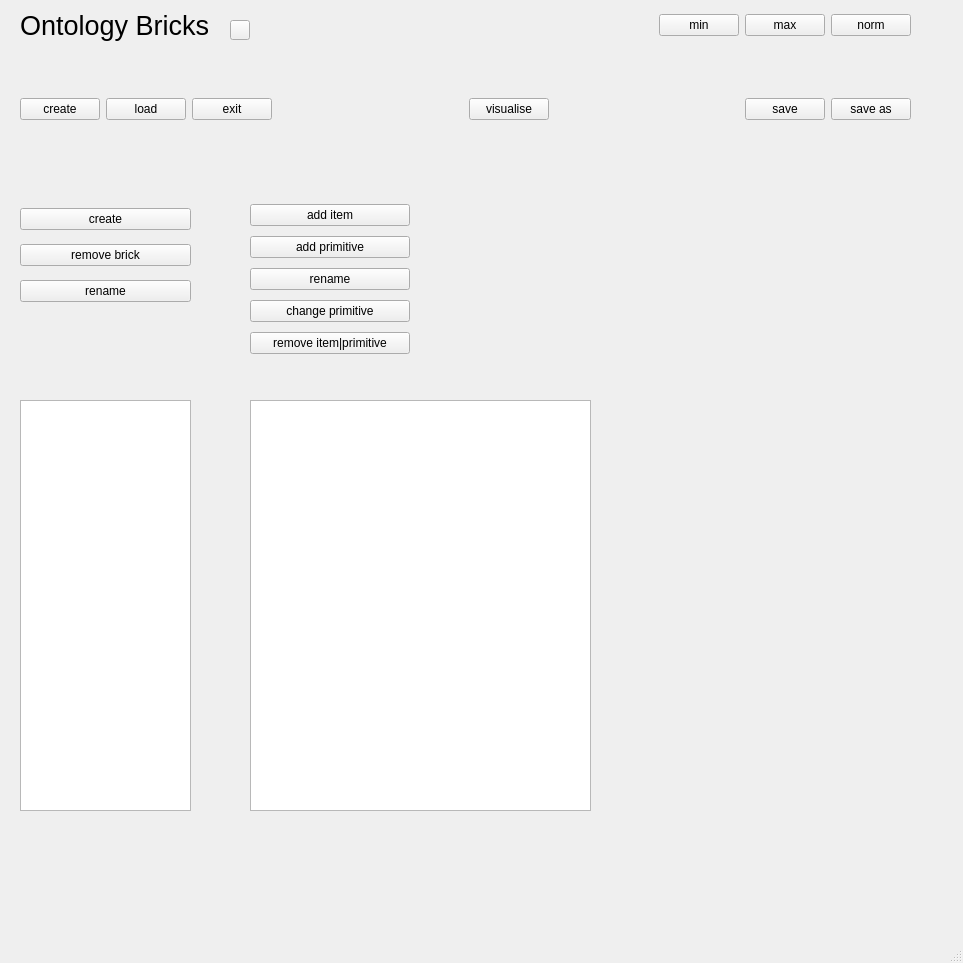
heinz-preisig/PeriConto_generic, file src/BricksSchemata_gui.ui: the form before one commit.
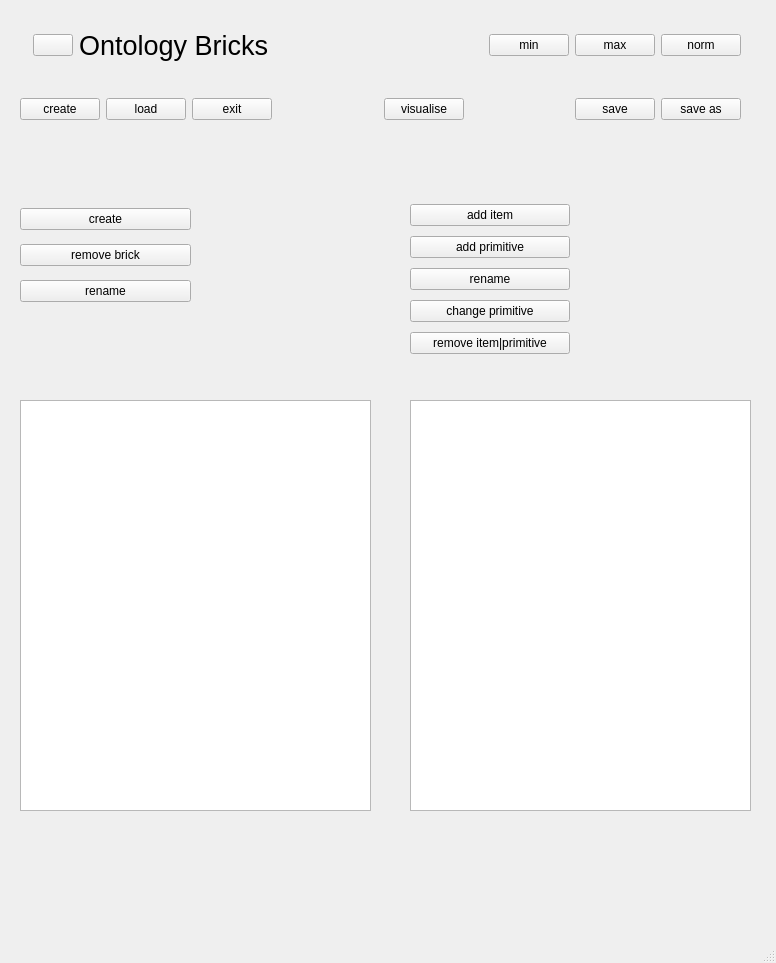
The form after the commit.

What changed in the file:
```diff
--- a/src/BricksSchemata_gui.ui
+++ b/src/BricksSchemata_gui.ui
@@ -6,7 +6,7 @@
    <rect>
     <x>0</x>
     <y>0</y>
-    <width>963</width>
+    <width>776</width>
     <height>963</height>
    </rect>
   </property>
@@ -23,13 +23,58 @@
    <widget class="QWidget" name="horizontalLayoutWidget_2">
     <property name="geometry">
      <rect>
-      <x>560</x>
-      <y>0</y>
-      <width>351</width>
+      <x>20</x>
+      <y>20</y>
+      <width>721</width>
       <height>51</height>
      </rect>
     </property>
     <layout class="QHBoxLayout" name="horizontalLayout_2">
+     <item>
+      <widget class="QLabel" name="labelProject">
+       <property name="text">
+        <string/>
+       </property>
+      </widget>
+     </item>
+     <item>
+      <widget class="QPushButton" name="LED">
+       <property name="sizePolicy">
+        <sizepolicy hsizetype="Fixed" vsizetype="Fixed">
+         <horstretch>20</horstretch>
+         <verstretch>20</verstretch>
+        </sizepolicy>
+       </property>
+       <property name="text">
+        <string/>
+       </property>
+      </widget>
+     </item>
+     <item>
+      <widget class="QLabel" name="label">
+       <property name="font">
+        <font>
+         <pointsize>20</pointsize>
+        </font>
+       </property>
+       <property name="text">
+        <string>Ontology Bricks</string>
+       </property>
+      </widget>
+     </item>
+     <item>
+      <spacer name="horizontalSpacer">
+       <property name="orientation">
+        <enum>Qt::Horizontal</enum>
+       </property>
+       <property name="sizeHint" stdset="0">
+        <size>
+         <width>40</width>
+         <height>20</height>
+        </size>
+       </property>
+      </spacer>
+     </item>
      <item>
       <spacer name="horizontalSpacer_11">
        <property name="orientation">
@@ -71,7 +116,7 @@
      <rect>
       <x>20</x>
       <y>84</y>
-      <width>891</width>
+      <width>721</width>
       <height>51</height>
      </rect>
     </property>
@@ -146,28 +191,10 @@
      </item>
     </layout>
    </widget>
-   <widget class="QLabel" name="label">
-    <property name="geometry">
-     <rect>
-      <x>20</x>
-      <y>10</y>
-      <width>231</width>
-      <height>31</height>
-     </rect>
-    </property>
-    <property name="font">
-     <font>
-      <pointsize>20</pointsize>
-     </font>
-    </property>
-    <property name="text">
-     <string>Ontology Bricks</string>
-    </property>
-   </widget>
    <widget class="QTreeWidget" name="brickTree">
     <property name="geometry">
      <rect>
-      <x>250</x>
+      <x>410</x>
       <y>400</y>
       <width>341</width>
       <height>411</height>
@@ -189,7 +216,7 @@
    <widget class="QWidget" name="verticalLayoutWidget">
     <property name="geometry">
      <rect>
-      <x>250</x>
+      <x>410</x>
       <y>200</y>
       <width>160</width>
       <height>161</height>
@@ -271,30 +298,11 @@
      <rect>
       <x>20</x>
       <y>400</y>
-      <width>171</width>
+      <width>351</width>
       <height>411</height>
      </rect>
     </property>
    </widget>
-   <widget class="QPushButton" name="LED">
-    <property name="geometry">
-     <rect>
-      <x>230</x>
-      <y>20</y>
-      <width>20</width>
-      <height>20</height>
-     </rect>
-    </property>
-    <property name="sizePolicy">
-     <sizepolicy hsizetype="Fixed" vsizetype="Fixed">
-      <horstretch>20</horstretch>
-      <verstretch>20</verstretch>
-     </sizepolicy>
-    </property>
-    <property name="text">
-     <string/>
-    </property>
-   </widget>
   </widget>
   <widget class="QStatusBar" name="statusbar"/>
  </widget>
```
